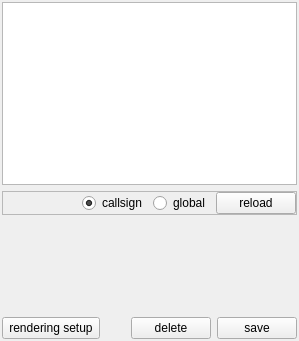
Before: the Qt Designer form src/blackgui/components/interpolationsetupcomponent.ui in swift-project/pilotclient, drawn with Qt 5.
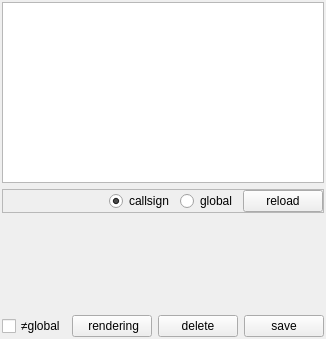
After: the same form once the commit is applied. Custom widgets are drawn as their Qt base class.

Commit message:
Ref T275, adjusted setup component
* ignore "same as global"
* Qt::QueuedConnection

Patch:
```diff
--- a/src/blackgui/components/interpolationsetupcomponent.ui
+++ b/src/blackgui/components/interpolationsetupcomponent.ui
@@ -6,8 +6,8 @@
    <rect>
     <x>0</x>
     <y>0</y>
-    <width>299</width>
-    <height>341</height>
+    <width>317</width>
+    <height>339</height>
    </rect>
   </property>
   <property name="windowTitle">
@@ -126,9 +126,12 @@
        <number>0</number>
       </property>
       <item>
-       <widget class="QPushButton" name="pb_RenderingSetup">
+       <widget class="QCheckBox" name="cb_IgnoreGlobal">
+        <property name="toolTip">
+         <string>no setups same as global setup</string>
+        </property>
         <property name="text">
-         <string> rendering setup </string>
+         <string>≠global</string>
         </property>
        </widget>
       </item>
@@ -145,6 +148,16 @@
         </property>
        </spacer>
       </item>
+      <item>
+       <widget class="QPushButton" name="pb_RenderingSetup">
+        <property name="toolTip">
+         <string>goto rendering setup</string>
+        </property>
+        <property name="text">
+         <string> rendering</string>
+        </property>
+       </widget>
+      </item>
       <item>
        <widget class="QPushButton" name="pb_Delete">
         <property name="text">
```
Left out of the diff: 10 changed lines with no effect on the pictures. The commit also changes 2 other files.
